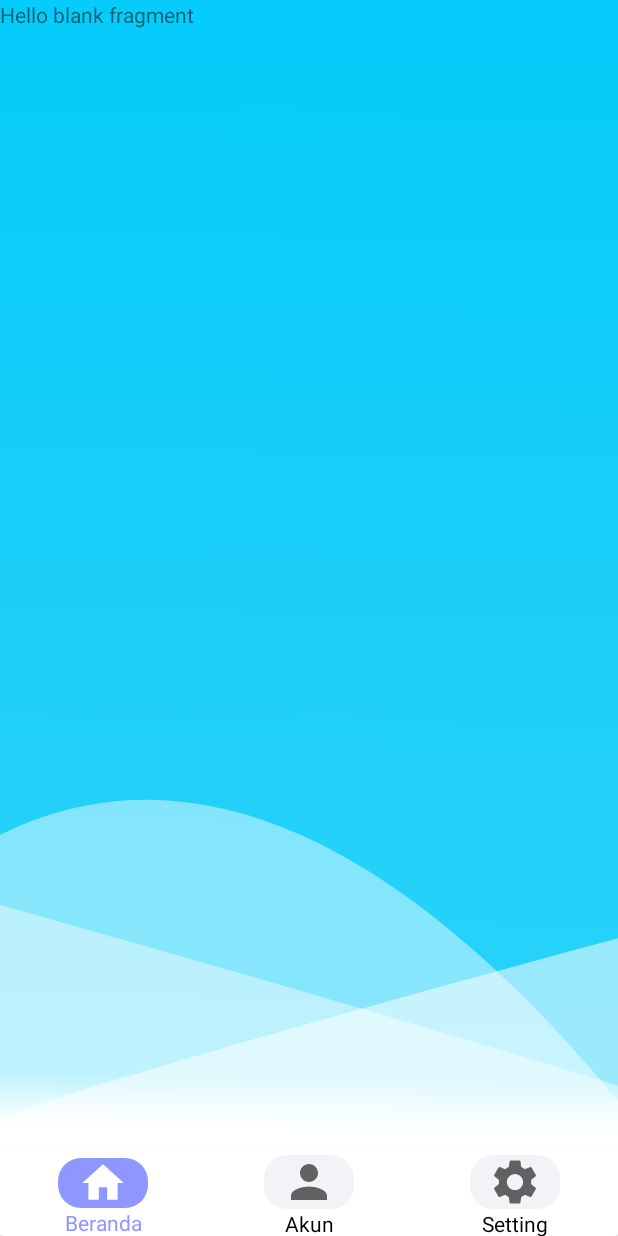
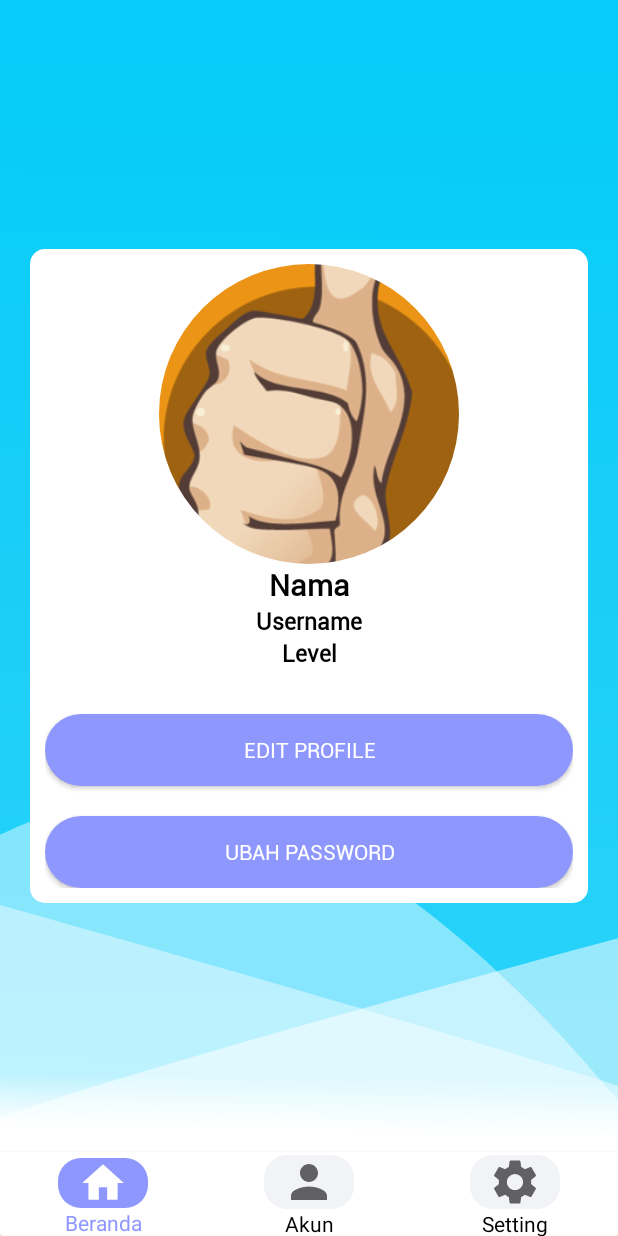
Before and after one commit to musupadi/JempolOK, an Android app: the fragment UserFragment placed in its activity, on a phone screen of 412 x 824 dp. Run offline under Robolectric (Android 15) with nearby library versions, the phone set to English and light mode, and no system bars; our stand-ins replace CircleImageView; libraries missing offline, so code that uses them is left out: com.luseen.spacenavigation, pub.devrel.easypermissions; pictures from the network do not load; 4 statements that could not run were skipped.

Commit message:
Design Stage 3

```diff
--- a/app/src/main/java/com/destinyapp/jempolok/Activity/HomeActivity.java
+++ b/app/src/main/java/com/destinyapp/jempolok/Activity/HomeActivity.java
@@ -16,6 +16,7 @@ import android.widget.LinearLayout;
 import android.widget.TextView;
 
 import com.destinyapp.jempolok.Activity.ui.HomeFragment;
+import com.destinyapp.jempolok.Activity.ui.SettingFragment;
 import com.destinyapp.jempolok.Activity.ui.UserFragment;
 import com.destinyapp.jempolok.R;
 import com.destinyapp.jempolok.SharedPreferance.DB_Helper;
@@ -146,7 +147,7 @@ public class HomeActivity extends AppCompatActivity {
         TBeranda.setTextColor(Color.BLACK);
         TAkun.setTextColor(Color.BLACK);
         TSetting.setTextColor(Color.rgb(142,151,255));
-        fragment = new UserFragment();
+        fragment = new SettingFragment();
         ChangeFragment(fragment);
     }
     private void ChangeFragment(Fragment fragment){
--- a/app/src/main/java/com/destinyapp/jempolok/Activity/ui/HomeFragment.java
+++ b/app/src/main/java/com/destinyapp/jempolok/Activity/ui/HomeFragment.java
@@ -15,6 +15,7 @@ import android.widget.ImageView;
 import android.widget.LinearLayout;
 import android.widget.TextView;
 
+import com.destinyapp.jempolok.Activity.CheckLaporanActivity;
 import com.destinyapp.jempolok.Activity.FormLaporanActivity;
 import com.destinyapp.jempolok.Activity.MainActivity;
 import com.destinyapp.jempolok.Model.Musupadi;
@@ -33,7 +34,7 @@ import java.util.Date;
  */
 public class HomeFragment extends Fragment {
 
-    LinearLayout laporanKerusakan;
+    LinearLayout laporanKerusakan,checklaporan;
     LinearLayout Pelaksana,Pengguna;
     String user,password,token,nama,foto,level,status;
     DB_Helper dbHelper;
@@ -73,6 +74,7 @@ public class HomeFragment extends Fragment {
     public void onViewCreated(@NonNull View view, @Nullable Bundle savedInstanceState) {
         super.onViewCreated(view, savedInstanceState);
         laporanKerusakan = view.findViewById(R.id.linearLaporanKerusakan);
+        checklaporan = view.findViewById(R.id.linearCheckLaporan);
         Pelaksana = view.findViewById(R.id.LinearPelaksana);
         Pengguna = view.findViewById(R.id.LinearPengguna);
         ivHeader = view.findViewById(R.id.ivHeader);
@@ -122,5 +124,11 @@ public class HomeFragment extends Fragment {
                 startActivity(intent);
             }
         });
+        checklaporan.setOnClickListener(new View.OnClickListener() {
+            @Override
+            public void onClick(View view) {
+                Intent intent = new Intent(getActivity(), CheckLaporanActivity.class);
+                startActivity(intent);            }
+        });
     }
 }
--- a/app/src/main/java/com/destinyapp/jempolok/Activity/ui/UserFragment.java
+++ b/app/src/main/java/com/destinyapp/jempolok/Activity/ui/UserFragment.java
@@ -1,60 +1,40 @@
 package com.destinyapp.jempolok.Activity.ui;
 
+import android.content.Intent;
+import android.database.Cursor;
 import android.os.Bundle;
 
+import androidx.annotation.NonNull;
+import androidx.annotation.Nullable;
 import androidx.fragment.app.Fragment;
 
 import android.view.LayoutInflater;
 import android.view.View;
 import android.view.ViewGroup;
+import android.widget.Button;
+import android.widget.ImageView;
+import android.widget.TextView;
 
+import com.bumptech.glide.Glide;
+import com.destinyapp.jempolok.Activity.HomeActivity;
+import com.destinyapp.jempolok.Activity.LoginActivity;
+import com.destinyapp.jempolok.Model.Musupadi;
 import com.destinyapp.jempolok.R;
+import com.destinyapp.jempolok.SharedPreferance.DB_Helper;
 
-/**
- * A simple {@link Fragment} subclass.
- * Use the {@link UserFragment#newInstance} factory method to
- * create an instance of this fragment.
- */
 public class UserFragment extends Fragment {
-
-    // TODO: Rename parameter arguments, choose names that match
-    // the fragment initialization parameters, e.g. ARG_ITEM_NUMBER
-    private static final String ARG_PARAM1 = "param1";
-    private static final String ARG_PARAM2 = "param2";
-
-    // TODO: Rename and change types of parameters
-    private String mParam1;
-    private String mParam2;
-
+    String user,password,token,nama,foto,level,status;
+    ImageView Profile;
+    TextView Username,Nama,Level;
+    Musupadi musupadi;
+    Button EditProfile,ChangePassword;
     public UserFragment() {
         // Required empty public constructor
-    }
-
-    /**
-     * Use this factory method to create a new instance of
-     * this fragment using the provided parameters.
-     *
-     * @param param1 Parameter 1.
-     * @param param2 Parameter 2.
-     * @return A new instance of fragment UserFragment.
-     */
-    // TODO: Rename and change types and number of parameters
-    public static UserFragment newInstance(String param1, String param2) {
-        UserFragment fragment = new UserFragment();
-        Bundle args = new Bundle();
-        args.putString(ARG_PARAM1, param1);
-        args.putString(ARG_PARAM2, param2);
-        fragment.setArguments(args);
-        return fragment;
     }
 
     @Override
     public void onCreate(Bundle savedInstanceState) {
         super.onCreate(savedInstanceState);
-        if (getArguments() != null) {
-            mParam1 = getArguments().getString(ARG_PARAM1);
-            mParam2 = getArguments().getString(ARG_PARAM2);
-        }
     }
 
     @Override
@@ -63,4 +43,35 @@ public class UserFragment extends Fragment {
         // Inflate the layout for this fragment
         return inflater.inflate(R.layout.fragment_user, container, false);
     }
+
+    @Override
+    public void onViewCreated(@NonNull View view, @Nullable Bundle savedInstanceState) {
+        super.onViewCreated(view, savedInstanceState);
+        Profile = view.findViewById(R.id.ivProfile);
+        Username = view.findViewById(R.id.tvUsername);
+        Nama = view.findViewById(R.id.tvNama);
+        Level = view.findViewById(R.id.tvLevel);
+        musupadi = new Musupadi();
+        final DB_Helper dbHelper = new DB_Helper(getActivity());
+        Cursor cursor = dbHelper.checkUser();
+        if (cursor.getCount()>0){
+            while (cursor.moveToNext()){
+                user = cursor.getString(0);
+                password = cursor.getString(1);
+                token = cursor.getString(2);
+                nama = cursor.getString(3);
+                foto = cursor.getString(4);
+                level = cursor.getString(5);
+                status = cursor.getString(6);
+            }
+            String URL = musupadi.BASE_URL();
+            Glide.with(getActivity())
+                    .load(URL+foto)
+                    .into(Profile);
+            Username.setText(user);
+            Nama.setText(nama);
+            Level.setText(level);
+        }
+
+    }
 }
--- a/app/src/main/java/com/destinyapp/jempolok/Model/Musupadi.java
+++ b/app/src/main/java/com/destinyapp/jempolok/Model/Musupadi.java
@@ -9,6 +9,10 @@ import java.util.Date;
 import java.util.Locale;
 
 public class Musupadi {
+    public String BASE_URL(){
+        String BASE_URL = "https://jempol.destinyconsultant.tech";
+        return BASE_URL;
+    }
     public String AUTH(String auth){
         String authHeader = "Bearer "+auth;
         return authHeader;
--- a/app/src/main/res/layout/fragment_user.xml
+++ b/app/src/main/res/layout/fragment_user.xml
@@ -4,11 +4,74 @@
     android:layout_width="match_parent"
     android:layout_height="match_parent"
     tools:context=".Activity.ui.UserFragment">
-
-    <!-- TODO: Update blank fragment layout -->
-    <TextView
+    <LinearLayout
         android:layout_width="match_parent"
         android:layout_height="match_parent"
-        android:text="@string/hello_blank_fragment" />
+        android:orientation="vertical"
+        android:gravity="center">
+        <LinearLayout
+            android:layout_marginLeft="20dp"
+            android:layout_marginRight="20dp"
+            android:layout_marginTop="10dp"
+            android:layout_marginBottom="10dp"
+            android:layout_width="match_parent"
+            android:layout_height="wrap_content"
+            android:orientation="vertical"
+            android:background="@drawable/rounded_menu"
+            android:padding="10dp">
+            <de.hdodenhof.circleimageview.CircleImageView
+                android:layout_width="match_parent"
+                android:layout_height="200dp"
+                android:id="@+id/ivProfile"
+                android:src="@drawable/jempol"/>
+            <TextView
+                android:layout_width="match_parent"
+                android:layout_height="wrap_content"
+                android:text="Nama"
+                android:gravity="center"
+                android:textSize="20sp"
+                android:textColor="@color/colorBlack"
+                android:textStyle="bold"
+                android:fontFamily="@font/roboto"
+                android:id="@+id/tvNama"/>
+            <TextView
+                android:layout_width="match_parent"
+                android:layout_height="wrap_content"
+                android:text="Username"
+                android:gravity="center"
+                android:textSize="15sp"
+                android:textColor="@color/colorBlack"
+                android:textStyle="bold"
+                android:fontFamily="@font/roboto"
+                android:id="@+id/tvUsername"/>
+            <TextView
+                android:layout_width="match_parent"
+                android:layout_height="wrap_content"
+                android:text="Level"
+                android:gravity="center"
+                android:textSize="15sp"
+                android:textColor="@color/colorBlack"
+                android:textStyle="bold"
+                android:fontFamily="@font/roboto"
+                android:id="@+id/tvLevel"/>
+            <Button
+                android:layout_marginTop="30dp"
+                android:layout_width="match_parent"
+                android:layout_height="wrap_content"
+                android:background="@drawable/btn_rounded_primary"
+                android:text="Edit Profile"
+                android:textColor="@color/colorWhite"
+                android:fontFamily="@font/roboto"/>
+            <Button
+                android:layout_marginTop="20dp"
+                android:layout_width="match_parent"
+                android:layout_height="wrap_content"
+                android:background="@drawable/btn_rounded_primary"
+                android:text="Ubah Password"
+                android:textColor="@color/colorWhite"
+                android:fontFamily="@font/roboto"/>
+        </LinearLayout>
+    </LinearLayout>
+
 
 </FrameLayout>
```
Also changed, not shown: app/src/main/AndroidManifest.xml (+7 -3 lines), app/src/main/java/com/destinyapp/jempolok/Activity/CheckLaporanActivity.java (added, +25 -0 lines), app/src/main/java/com/destinyapp/jempolok/Activity/FormLaporanActivity.java (+6 -2 lines), app/src/main/res/layout/activity_check_laporan.xml (added, +64 -0 lines), app/src/main/res/layout/fragment_setting.xml (+27 -11 lines).
